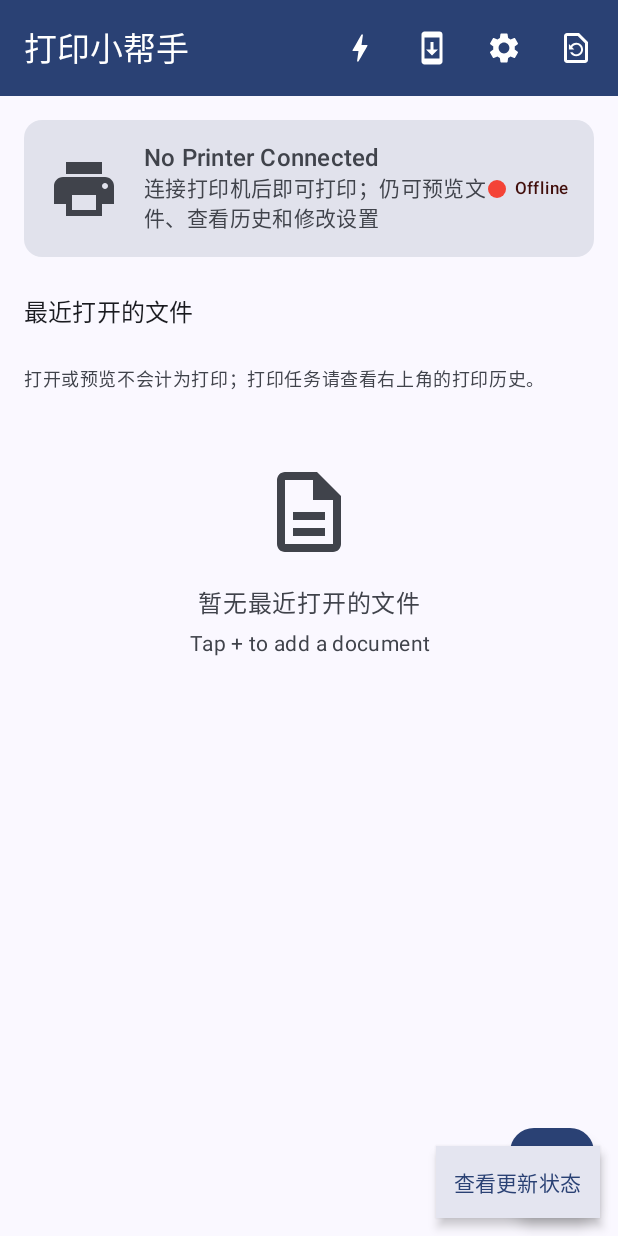
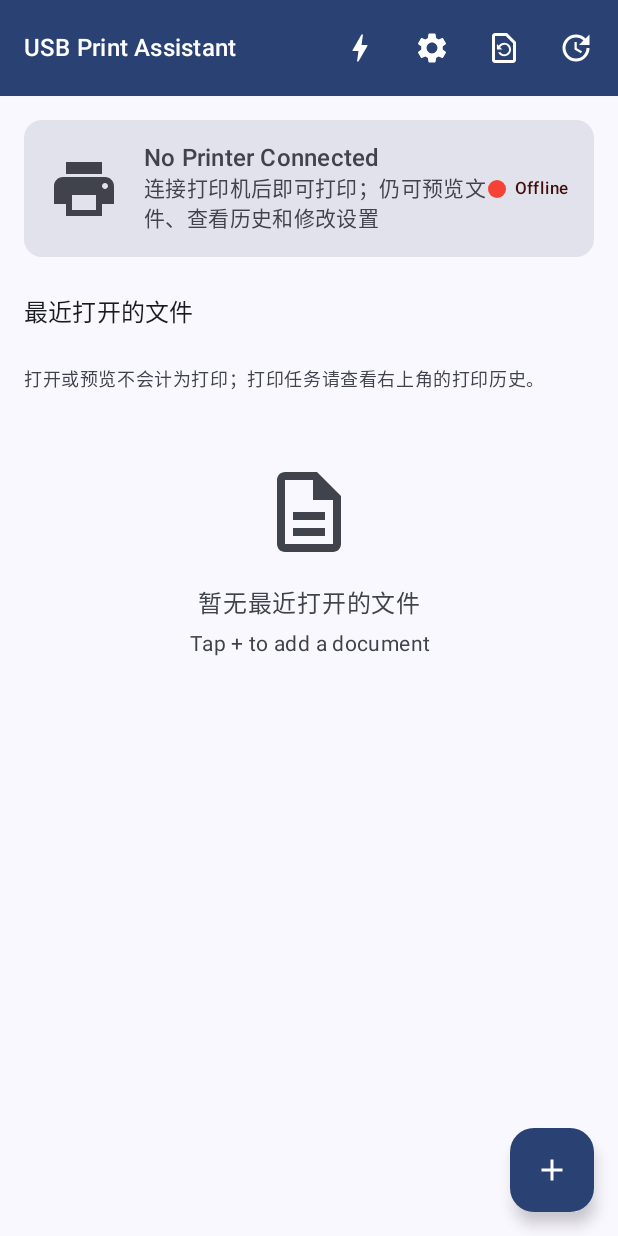
Before and after one commit to mnhkahn/cPrint, an Android app built with Jetpack Compose: the screen it shows after launch (MainActivity), after a tap on "稍后", on a phone screen of 412 x 824 dp. Run offline under Robolectric (Android 15) with nearby library versions, the phone set to English and light mode, and no system bars; our stand-ins replace Dagger/Hilt's generated code, Room's generated code, Timber.

Commit message:
feat(print): 优化打印服务与更新入口体验
1. 统一打印服务名称并优化 USB 授权提示，提升用户识别与授权体验
2. 重构应用更新入口为顶部栏操作，便于用户发起更新检查
3. 增强打印执行与 USB 传输日志，便于定位打印失败和等待问题

```diff
--- a/app/src/main/AndroidManifest.xml
+++ b/app/src/main/AndroidManifest.xml
@@ -153,7 +153,7 @@
             android:foregroundServiceType="connectedDevice"
             android:enabled="true"
             android:exported="true"
-            android:label="@string/cprint_print_service_name"
+            android:label="@string/app_name"
             android:permission="android.permission.BIND_PRINT_SERVICE">
             <intent-filter>
                 <action android:name="android.printservice.PrintService" />
--- a/app/src/main/java/com/cprint/app/presentation/main/MainActivity.kt
+++ b/app/src/main/java/com/cprint/app/presentation/main/MainActivity.kt
@@ -39,7 +39,7 @@ import com.cprint.app.presentation.settings.PrintSettingsActivity
 import com.cprint.app.presentation.theme.CPrintTheme
 import com.cprint.app.service.UsbDeviceReceiver
 import com.cprint.app.update.AppUpdateViewModel
-import com.cprint.app.update.AppUpdatePanel
+import com.cprint.app.update.AppUpdateAction
 import dagger.hilt.android.AndroidEntryPoint
 import kotlinx.coroutines.flow.collectLatest
 import kotlinx.coroutines.launch
@@ -185,19 +185,14 @@ class MainActivity : ComponentActivity() {
                     modifier = Modifier.fillMaxSize(),
                     color = MaterialTheme.colorScheme.background
                 ) {
-                    androidx.compose.foundation.layout.Box(Modifier.fillMaxSize()) {
                     MainScreen(
                         viewModel = viewModel,
                         onSelectDocument = { openDocumentLauncher.launch(arrayOf("*/*")) },
                         onOpenSettings = { openPrintSettings() },
                         onOpenQueue = { openPrintQueue() },
-                            onCheckForUpdate = { updater.checkForUpdate(userInitiated = true) },
-                            onDocumentSelected = { document ->
-                                openPrintPreview(document.uri)
-                            }
+                        updateAction = { AppUpdateAction(updater) },
+                        onDocumentSelected = { document -> openPrintPreview(document.uri) }
                     )
-                        AppUpdatePanel(updater)
-                    }
                 }
             }
         }
--- a/app/src/main/java/com/cprint/app/presentation/main/MainScreen.kt
+++ b/app/src/main/java/com/cprint/app/presentation/main/MainScreen.kt
@@ -26,7 +26,6 @@ import androidx.compose.material.icons.filled.Bolt
 import androidx.compose.material.icons.outlined.RestorePage
 import androidx.compose.material.icons.filled.Print
 import androidx.compose.material.icons.filled.Settings
-import androidx.compose.material.icons.filled.SystemUpdate
 import androidx.compose.material.icons.outlined.Description
 import androidx.compose.material.icons.outlined.PictureAsPdf
 import androidx.compose.material3.Button
@@ -71,7 +70,7 @@ fun MainScreen(
     onSelectDocument: () -> Unit,
     onOpenSettings: () -> Unit,
     onOpenQueue: () -> Unit,
-    onCheckForUpdate: () -> Unit,
+    updateAction: @Composable () -> Unit,
     onDocumentSelected: (RecentDocument) -> Unit
 ) {
     val uiState by viewModel.uiState.collectAsState()
@@ -81,7 +80,14 @@ fun MainScreen(
     Scaffold(
         topBar = {
             TopAppBar(
-                title = { Text(stringResource(R.string.app_name)) },
+                title = {
+                    Text(
+                        text = stringResource(R.string.app_name),
+                        style = MaterialTheme.typography.titleMedium,
+                        maxLines = 1,
+                        overflow = TextOverflow.Ellipsis
+                    )
+                },
                 colors = TopAppBarDefaults.topAppBarColors(
                     containerColor = MaterialTheme.colorScheme.primary,
                     titleContentColor = MaterialTheme.colorScheme.onPrimary
@@ -91,13 +97,6 @@ fun MainScreen(
                         Icon(
                             imageVector = Icons.Default.Bolt,
                             contentDescription = "驱动管线测试",
-                            tint = MaterialTheme.colorScheme.onPrimary
-                        )
-                    }
-                    IconButton(onClick = onCheckForUpdate) {
-                        Icon(
-                            imageVector = Icons.Default.SystemUpdate,
-                            contentDescription = "检查更新",
                             tint = MaterialTheme.colorScheme.onPrimary
                         )
                     }
@@ -115,6 +114,7 @@ fun MainScreen(
                             tint = MaterialTheme.colorScheme.onPrimary
                         )
                     }
+                    updateAction()
                 }
             )
         },
--- a/app/src/main/java/com/cprint/app/service/CPrintPrintService.kt
+++ b/app/src/main/java/com/cprint/app/service/CPrintPrintService.kt
@@ -161,7 +161,7 @@ class CPrintPrintService : PrintService() {
                     systemJob.setProgress(1f)
                     systemJob.complete()
                 } else if (!systemJob.isCancelled) {
-                    systemJob.fail(result.exceptionOrNull()?.message ?: "cPrint failed to print the document")
+                    systemJob.fail(result.exceptionOrNull()?.message ?: "Failed to print the document")
                 }
             } finally {
                 progressJob.cancel()
@@ -268,7 +268,7 @@ class CPrintPrintService : PrintService() {
                 // granted makes Android render it in the list but disable taps,
                 // leaving the user with no path to start a print job.
                 PrinterInfo.Builder(printerId, name, PrinterInfo.STATUS_IDLE)
-                    .setDescription(if (usbManager.hasPermission(device)) "Connected via USB" else "Open cPrint once to grant USB access")
+                    .setDescription(if (usbManager.hasPermission(device)) "Connected via USB" else "Open the print service app to grant USB access")
                     .setCapabilities(buildCapabilities(printerId))
                     .build()
             }.let { printers ->
--- a/app/src/main/java/com/cprint/app/service/PrintJobService.kt
+++ b/app/src/main/java/com/cprint/app/service/PrintJobService.kt
@@ -13,6 +13,7 @@ import android.os.ResultReceiver
 import com.cprint.app.domain.model.PrintSettings
 import com.cprint.app.domain.repository.UsbPrintRepository
 import com.cprint.app.domain.usecase.print.CreatePrintJobUseCase
+import com.cprint.app.util.UsbUtils
 import com.google.gson.Gson
 import dagger.hilt.android.AndroidEntryPoint
 import kotlinx.coroutines.*
@@ -136,6 +137,7 @@ class PrintJobService : Service() {
                     }
                 }
                 try {
+                    UsbUtils.printerAccessError(context)?.let { throw IllegalStateException(it) }
                     context.startForegroundService(Intent(context, PrintJobService::class.java).apply {
                         action = ACTION_START_PRINT
                         clipData = ClipData.newRawUri(documentName, Uri.parse(documentUri))
--- a/app/src/main/java/com/cprint/app/service/UsbDeviceReceiver.kt
+++ b/app/src/main/java/com/cprint/app/service/UsbDeviceReceiver.kt
@@ -6,6 +6,7 @@ import android.content.Intent
 import android.hardware.usb.UsbDevice
 import android.hardware.usb.UsbManager
 import android.os.Build
+import android.util.Log
 import com.cprint.app.data.repository.PrinterRepositoryImpl
 import dagger.hilt.android.AndroidEntryPoint
 import javax.inject.Inject
@@ -37,6 +38,7 @@ class UsbDeviceReceiver : BroadcastReceiver() {
             intent.getParcelableExtra<UsbDevice>(UsbManager.EXTRA_DEVICE)
         } ?: return
         if (!printerRepository.isSupportedPrinter(device)) return
+        Log.i("UsbPrintRepo", "USB printer detached: vid=${device.vendorId}, pid=${device.productId}")
         val pendingResult = goAsync()
         val appContext = context.applicationContext
         CoroutineScope(Dispatchers.IO).launch {
--- a/app/src/main/java/com/cprint/app/update/AppUpdatePanel.kt
+++ b/app/src/main/java/com/cprint/app/update/AppUpdateAction.kt
@@ -1,35 +1,45 @@
 package com.cprint.app.update
-
 
 import android.content.Intent
 import android.net.Uri
 import android.provider.Settings
 import androidx.activity.compose.rememberLauncherForActivityResult
 import androidx.activity.result.contract.ActivityResultContracts
+import androidx.compose.foundation.layout.Box
 import androidx.compose.foundation.layout.Column
-import androidx.compose.foundation.layout.Box
-import androidx.compose.foundation.layout.fillMaxSize
-import androidx.compose.foundation.layout.padding
-import androidx.compose.foundation.layout.safeDrawingPadding
-import androidx.compose.material3.Surface
+import androidx.compose.foundation.layout.size
+import androidx.compose.material.icons.Icons
+import androidx.compose.material.icons.outlined.Update
+import androidx.compose.material3.AlertDialog
+import androidx.compose.material3.Badge
+import androidx.compose.material3.BadgedBox
+import androidx.compose.material3.CircularProgressIndicator
+import androidx.compose.material3.ExperimentalMaterial3Api
+import androidx.compose.material3.Icon
+import androidx.compose.material3.IconButton
+import androidx.compose.material3.LinearProgressIndicator
+import androidx.compose.material3.MaterialTheme
+import androidx.compose.material3.PlainTooltip
+import androidx.compose.material3.Text
+import androidx.compose.material3.TextButton
+import androidx.compose.material3.TooltipBox
+import androidx.compose.material3.TooltipDefaults
+import androidx.compose.material3.rememberTooltipState
+import androidx.compose.runtime.*
+import androidx.compose.runtime.saveable.rememberSaveable
 import androidx.compose.ui.Alignment
 import androidx.compose.ui.Modifier
+import androidx.compose.ui.platform.LocalContext
+import androidx.compose.ui.platform.LocalLifecycleOwner
+import androidx.compose.ui.res.stringResource
 import androidx.compose.ui.unit.dp
-import androidx.compose.material3.AlertDialog
-import androidx.compose.material3.LinearProgressIndicator
-import androidx.compose.material3.Text
-import androidx.compose.material3.TextButton
-import androidx.compose.runtime.*
-import androidx.compose.runtime.saveable.rememberSaveable
-import androidx.compose.ui.platform.LocalContext
 import androidx.lifecycle.Lifecycle
-import androidx.compose.ui.platform.LocalLifecycleOwner
+import androidx.lifecycle.LifecycleEventObserver
 import androidx.lifecycle.compose.collectAsStateWithLifecycle
-import androidx.lifecycle.LifecycleEventObserver
-import androidx.lifecycle.viewmodel.compose.viewModel
+import com.cprint.app.R
 
 @Composable
-fun AppUpdatePanel(updater: AppUpdateViewModel = viewModel()) {
+fun AppUpdateAction(updater: AppUpdateViewModel) {
     val state by updater.state.collectAsStateWithLifecycle()
     val context = LocalContext.current
     val owner = LocalLifecycleOwner.current
@@ -61,15 +71,11 @@ fun AppUpdatePanel(updater: AppUpdateViewModel = viewModel()) {
             android.widget.Toast.makeText(context, state.message, android.widget.Toast.LENGTH_SHORT).show()
         }
     }
-    if (state.stage == UpdateStage.IDLE || state.stage == UpdateStage.CHECKING) return
-    if (hidden) {
-        Box(Modifier.fillMaxSize().safeDrawingPadding().padding(12.dp), contentAlignment = Alignment.BottomEnd) {
-            Surface(tonalElevation = 6.dp, shadowElevation = 4.dp) {
-                TextButton(onClick = { hidden = false }) { Text(if (state.stage == UpdateStage.READY) "更新已下载，点击安装" else "查看更新状态") }
-            }
-        }
-        return
+    UpdateToolbarButton(state) {
+        if (state.stage == UpdateStage.IDLE) updater.checkForUpdate(userInitiated = true)
+        else hidden = false
     }
+    if (hidden || state.stage == UpdateStage.IDLE || state.stage == UpdateStage.CHECKING) return
     AlertDialog(
         onDismissRequest = { hidden = true },
         title = { Text(if (state.version.isBlank()) "应用更新" else "更新至 ${state.version}") },
@@ -92,3 +98,43 @@ fun AppUpdatePanel(updater: AppUpdateViewModel = viewModel()) {
         dismissButton = { TextButton(onClick = { hidden = true }) { Text("稍后") } }
     )
 }
+
+@OptIn(ExperimentalMaterial3Api::class)
+@Composable
+private fun UpdateToolbarButton(state: UpdateState, onClick: () -> Unit) {
+    val label = stringResource(when (state.stage) {
+        UpdateStage.IDLE -> R.string.check_app_update
+        UpdateStage.CHECKING -> R.string.checking_app_update
+        UpdateStage.DOWNLOADING -> R.string.downloading_app_update
+        UpdateStage.READY -> R.string.app_update_ready
+        UpdateStage.FAILED -> R.string.app_update_failed
+    })
+    val busy = state.stage == UpdateStage.CHECKING || state.stage == UpdateStage.DOWNLOADING
+    val tint = MaterialTheme.colorScheme.onPrimary
+    TooltipBox(
+        positionProvider = TooltipDefaults.rememberPlainTooltipPositionProvider(),
+        tooltip = { PlainTooltip { Text(label) } },
+        state = rememberTooltipState()
+    ) {
+        IconButton(onClick = onClick, enabled = state.stage != UpdateStage.CHECKING) {
+            BadgedBox(badge = { if (state.stage == UpdateStage.READY) Badge() }) {
+                Box(Modifier.size(28.dp), contentAlignment = Alignment.Center) {
+                    if (state.stage == UpdateStage.CHECKING) {
+                        CircularProgressIndicator(Modifier.size(28.dp), color = tint, strokeWidth = 2.dp)
+                    } else if (state.stage == UpdateStage.DOWNLOADING) {
+                        CircularProgressIndicator(
+                            progress = { state.progress }, modifier = Modifier.size(28.dp),
+                            color = tint, trackColor = tint.copy(alpha = 0.24f), strokeWidth = 2.dp
+                        )
+                    }
+                    Icon(
+                        imageVector = Icons.Outlined.Update,
+                        contentDescription = label,
+                        tint = tint,
+                        modifier = Modifier.size(if (busy) 16.dp else 24.dp)
+                    )
+                }
+            }
+        }
+    }
+}
--- a/app/src/main/java/com/cprint/app/update/AppUpdateViewModel.kt
+++ b/app/src/main/java/com/cprint/app/update/AppUpdateViewModel.kt
@@ -1,6 +1,7 @@
 package com.cprint.app.update
 
 import com.cprint.app.BuildConfig
+import com.cprint.app.R
 
 import android.app.Application
 import android.app.DownloadManager
@@ -50,7 +51,7 @@ class AppUpdateViewModel(application: Application) : AndroidViewModel(applicatio
                         return@launch
                     }
                     val request = DownloadManager.Request(Uri.parse(update.downloadUrl))
-                        .setTitle("打印小帮手 ${update.versionName}")
+                        .setTitle("${context.getString(R.string.app_name)} ${update.versionName}")
                         .setDescription("正在下载更新，下载完成后可安装")
                         .setMimeType("application/vnd.android.package-archive")
                         .setAllowedOverMetered(false)
--- a/app/src/main/res/values/strings.xml
+++ b/app/src/main/res/values/strings.xml
@@ -1,6 +1,6 @@
 <?xml version="1.0" encoding="utf-8"?>
 <resources>
-    <string name="app_name">打印小帮手</string>
+    <string name="app_name">USB Print Assistant</string>
 
     <!-- General -->
     <string name="back">Back</string>
@@ -10,6 +10,11 @@
     <string name="retry">Retry</string>
     <string name="print">Print</string>
     <string name="settings">Settings</string>
+    <string name="check_app_update">Check for app updates</string>
+    <string name="checking_app_update">Checking for updates</string>
+    <string name="downloading_app_update">Downloading update</string>
+    <string name="app_update_ready">Update ready to install</string>
+    <string name="app_update_failed">App update failed</string>
     <string name="error">Error</string>
     <string name="error_occurred">An error occurred</string>
 
@@ -22,7 +27,7 @@
     <string name="tap_plus_to_add">Tap + to add a document</string>
     <string name="pages">pages</string>
     <string name="permissions_required">Permissions Required</string>
-    <string name="grant_permissions_message">Please grant the required permissions to use 打印小帮手</string>
+    <string name="grant_permissions_message">Please grant the required permissions to continue.</string>
 
     <!-- Print Preview -->
     <string name="print_preview">Print Preview</string>
@@ -82,7 +87,6 @@
     <string name="cancelled">Cancelled</string>
 
     <!-- Print Service -->
-    <string name="cprint_print_service_name">打印小帮手 USB 打印服务</string>
     <string name="print_service_channel_name">Print Service</string>
     <string name="print_service_channel_description">Notifications for print jobs</string>
     <string name="printing_document">Printing: %1$s</string>
@@ -92,6 +96,7 @@
 
     <!-- Error Dialogs -->
     <string name="usb_permission_title">USB Permission Required</string>
+    <string name="usb_printer_missing">No USB printer detected. Connect a printer and try again.</string>
     <string name="usb_permission_message">Please grant USB permission to connect to the printer.</string>
     <string name="printer_not_found_title">Printer Not Found</string>
     <string name="printer_not_found_message">No USB printer detected. Please check the connection.</string>
```
Also changed, not shown: app/src/main/java/com/cprint/app/data/repository/UsbPrintRepositoryImpl.kt (+15 -5 lines), app/src/main/java/com/cprint/app/service/PrintExecutionGuard.kt (+55 -6 lines), app/src/main/java/com/cprint/app/util/UsbUtils.kt (+14 -0 lines), 2 other files. Lines whose indentation alone changed are shown as unchanged.
